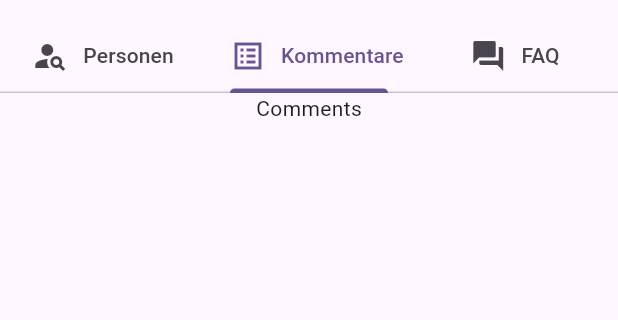
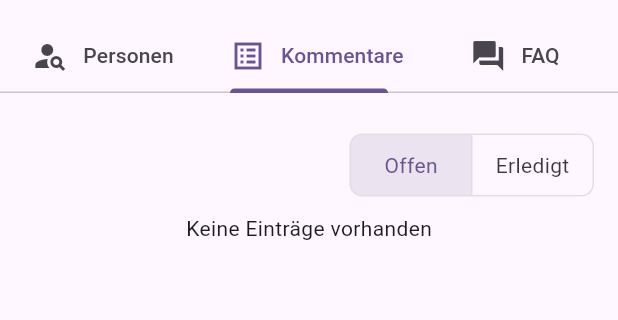
Before and after one commit to james-jenkinson/boh-tourbuch, a Flutter app: the screen it shows after launch, tab 2 chosen, on a phone screen of 412 x 824 dp, the part 63-383 px from its top. Run offline on Flutter 3.47's test engine with Material 2 defaults, Android fonts, the phone set to English and light mode, and no system bars; our stand-ins replace flutter_bloc, sqflite_sqlcipher; missing offline and left inert: fuzzywuzzy; accounts and stored records are empty.

Commit message:
add comments screen

```diff
--- a/lib/models/order.dart
+++ b/lib/models/order.dart
@@ -2,7 +2,13 @@ class Order {
   int id;
   int personId;
   DateTime orderDate;
-  int? commentId;
+  String? comment;
+  bool commentDone;
 
-  Order({this.id = -1, required this.personId, required this.orderDate, this.commentId});
+  Order(
+      {this.id = -1,
+      required this.personId,
+      required this.orderDate,
+      this.comment,
+      this.commentDone = false});
 }
--- a/lib/repository/order_repository.dart
+++ b/lib/repository/order_repository.dart
@@ -9,4 +9,7 @@ class OrderRepository {
 
   Future<List<Order>> getOrdersByPersonId(int personId) =>
       _orderDao.getOrdersByPersonId(personId);
+
+  Future<Iterable<Order>> getAllOrdersWithComment(bool commentDone) =>
+      _orderDao.getAllOrdersWithComment(commentDone);
 }
--- a/lib/screens/comments/bloc/comments_bloc.dart
+++ b/lib/screens/comments/bloc/comments_bloc.dart
@@ -1,13 +1,37 @@
+import 'package:boh_tourbuch/models/order.dart';
+import 'package:boh_tourbuch/repository/order_repository.dart';
 import 'package:flutter_bloc/flutter_bloc.dart';
 import 'package:flutter/foundation.dart';
 
 part 'comments_event.dart';
+
 part 'comments_state.dart';
 
 class CommentsBloc extends Bloc<CommentsEvent, CommentsState> {
-  CommentsBloc() : super(CommentsInitial()) {
-    on<CommentsEvent>((event, emit) {
-      // TODO: implement event handler
+  final OrderRepository _orderRepository = OrderRepository();
+
+  bool _selectedStatusOpen = true;
+
+  CommentsBloc() : super(CommentsInitialState()) {
+    on<CommentsEvent>((event, emit) async {
+      if (event is SelectStatusEvent) {
+        selectNewStatus(event.selectedIndex);
+        emit(await createCommentsLoadedState());
+      }
     });
   }
+
+  /// index 0 = open
+  /// index 1 = closed
+  void selectNewStatus(int selectedIndex) {
+    _selectedStatusOpen = selectedIndex == 0;
+  }
+
+  Future<CommentsLoadedState> createCommentsLoadedState() async {
+    return CommentsLoadedState(
+        await _orderRepository.getAllOrdersWithComment(_selectedStatusOpen), [
+      _selectedStatusOpen,
+      !_selectedStatusOpen,
+    ]);
+  }
 }
--- a/lib/screens/comments/bloc/comments_event.dart
+++ b/lib/screens/comments/bloc/comments_event.dart
@@ -2,3 +2,11 @@ part of 'comments_bloc.dart';
 
 @immutable
 abstract class CommentsEvent {}
+
+class SelectStatusEvent extends CommentsEvent {
+  /// index 0 = open
+  /// index 1 = closed
+  final int selectedIndex;
+
+  SelectStatusEvent(this.selectedIndex);
+}
--- a/lib/screens/comments/bloc/comments_state.dart
+++ b/lib/screens/comments/bloc/comments_state.dart
@@ -3,4 +3,13 @@ part of 'comments_bloc.dart';
 @immutable
 abstract class CommentsState {}
 
-class CommentsInitial extends CommentsState {}
+class CommentsInitialState extends CommentsState {}
+
+class CommentsLoadedState extends CommentsState {
+  /// index 0: isOpen
+  /// index 1: isDone
+  final List<bool> selectedStatus;
+  final Iterable<Order> orders;
+
+  CommentsLoadedState(this.orders, this.selectedStatus);
+}
--- a/lib/screens/comments/comments_screen.dart
+++ b/lib/screens/comments/comments_screen.dart
@@ -1,5 +1,6 @@
 import 'package:boh_tourbuch/screens/comments/bloc/comments_bloc.dart';
 import 'package:flutter/material.dart';
+import 'package:flutter_bloc/flutter_bloc.dart';
 
 class CommentsScreen extends StatefulWidget {
   const CommentsScreen({super.key});
@@ -14,6 +15,9 @@ class _CommentsScreenState extends State<CommentsScreen> {
   @override
   void initState() {
     _commentsBloc = CommentsBloc();
+    WidgetsBinding.instance.addPostFrameCallback((_) async {
+      _commentsBloc.add(SelectStatusEvent(0)); // 0 = isOpen
+    });
     super.initState();
   }
 
@@ -25,14 +29,89 @@ class _CommentsScreenState extends State<CommentsScreen> {
 
   @override
   Widget build(BuildContext context) {
-    return const SafeArea(
-        child: Center(
-          child: Column(
-            children: [
-              Text("Comments")
-            ],
-          ),
-        ),
+    return BlocBuilder<CommentsBloc, CommentsState>(
+        bloc: _commentsBloc,
+        builder: (context, state) {
+          return state is CommentsLoadedState
+              ? Padding(
+                  padding: const EdgeInsets.fromLTRB(8, 16, 8, 8),
+                  child: Column(
+                      crossAxisAlignment: CrossAxisAlignment.stretch,
+                      children: [
+                        buildToggleButtons(context, state),
+                        buildTable(context, state)
+                      ]),
+                )
+              : Container();
+        });
+  }
+
+  Widget buildToggleButtons(BuildContext context, CommentsLoadedState state) {
+    return Padding(
+      padding: const EdgeInsets.all(8.0),
+      child: Align(
+          alignment: Alignment.centerRight,
+          child: ToggleButtons(
+            onPressed: (index) => _commentsBloc.add(SelectStatusEvent(index)),
+            borderRadius: const BorderRadius.all(Radius.circular(8)),
+            constraints: const BoxConstraints(
+              minHeight: 40.0,
+              minWidth: 80.0,
+            ),
+            isSelected: state.selectedStatus,
+            children: const [Text('Offen'), Text('Erledigt')],
+          )),
     );
   }
+
+  static const EdgeInsetsGeometry _tableCellPadding = EdgeInsets.all(8);
+  static const TextStyle _headerStyle =
+      TextStyle(fontStyle: FontStyle.italic, fontWeight: FontWeight.bold);
+  static const TableRow _headerRow = TableRow(children: [
+    Padding(
+        padding: _tableCellPadding, child: Text("Datum", style: _headerStyle)),
+    Padding(
+      padding: _tableCellPadding,
+      child: Text("Kommentar", style: _headerStyle),
+    )
+  ]);
+
+  Widget buildTable(BuildContext context, CommentsLoadedState state) {
+    if (state.orders.isEmpty) {
+      return const Center(child: Text('Keine Einträge vorhanden'));
+    }
+
+    var contentRows = state.orders.map((item) => TableRow(children: [
+          TableCell(
+              child: TableRowInkWell(
+            onTap: () => print('goTo orderId ${item.id}'),
+            child: Padding(
+                padding: _tableCellPadding,
+                child: Text(item.orderDate.toIso8601String())),
+          )),
+          TableCell(
+              child: TableRowInkWell(
+            onTap: () => print('goTo orderId ${item.id}'),
+            child: Padding(
+                padding: _tableCellPadding, child: Text(item.comment ?? '')),
+          ))
+        ]));
+
+    return Flexible(
+        child: SingleChildScrollView(
+            scrollDirection: Axis.vertical,
+            child: Table(
+              border: TableBorder.symmetric(
+                  inside: const BorderSide(
+                      style: BorderStyle.solid, color: Colors.grey)),
+              columnWidths: const <int, TableColumnWidth>{
+                0: IntrinsicColumnWidth(),
+                1: FlexColumnWidth()
+              },
+              children: [
+                _headerRow,
+                ...contentRows,
+              ],
+            )));
+  }
 }
```
Also changed, not shown: lib/dao/comment_dao.dart (deleted, +0 -63 lines), lib/dao/orders_dao.dart (+15 -2 lines), lib/databases/database.dart (+2 -9 lines), lib/models/comment.dart (deleted, +0 -9 lines), lib/repository/comment_repository.dart (deleted, +0 -16 lines), 2 other files.
